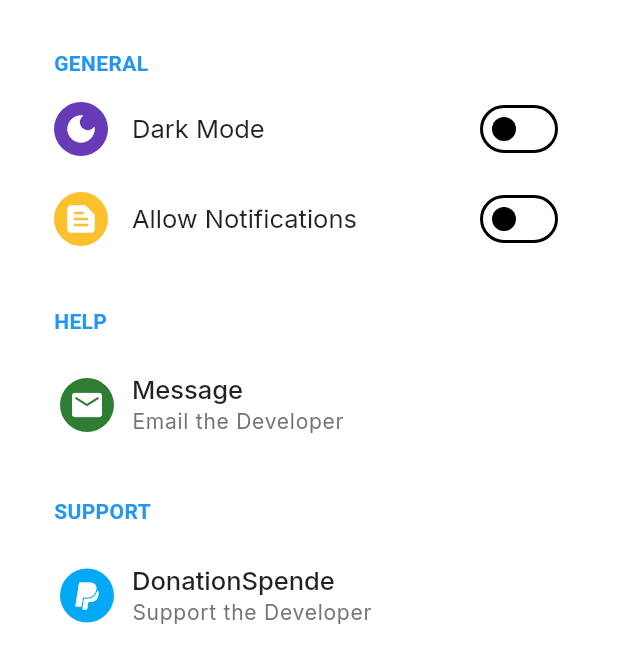
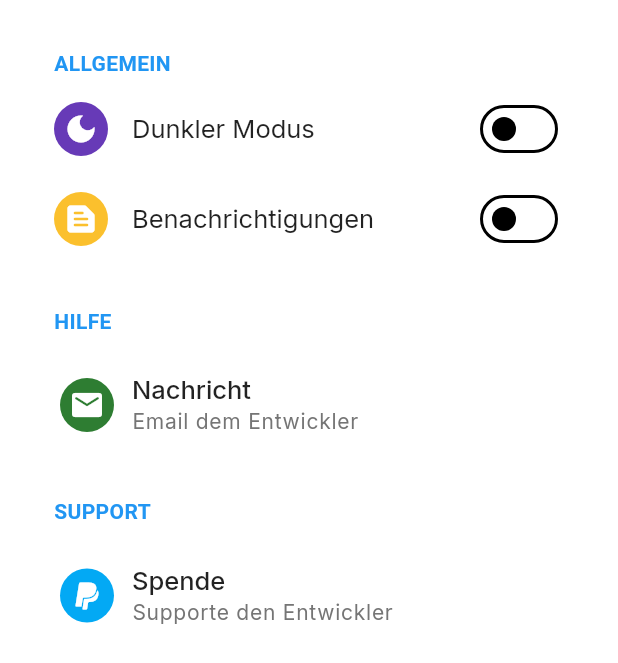
Before and after one commit to LennartKDeveloper/uni_track, a Flutter app: the SettingsPage screen opened directly, on a phone screen of 412 x 824 dp. Shown: the top 663 px of the screen. Run offline on Flutter 3.47's test engine with Material 3 defaults, Android fonts, the phone set to English and light mode, and no system bars; our stand-ins replace flutter_slidable, gap, google_fonts, hidden_drawer_menu, hive, hive_flutter and 3 more; accounts and stored records are empty.

Commit message:
Settings Language fix

```diff
--- a/lib/features/settings/settings_page.dart
+++ b/lib/features/settings/settings_page.dart
@@ -56,7 +56,7 @@ class _SettingsPageState extends State<SettingsPage> {
           padding: EdgeInsets.all(24),
           children: [
             SettingsGroup(
-              title: "GENERAL",
+              title: "ALLGEMEIN",
               children: <Widget>[
                 // Widgets in ListView
                 buildDarkMode(),
@@ -66,7 +66,7 @@ class _SettingsPageState extends State<SettingsPage> {
 
             Gap(20),
             SettingsGroup(
-              title: "HELP",
+              title: "HILFE",
               children: <Widget>[
                 // Widgets in ListView
                 Gap(10),
@@ -93,7 +93,7 @@ class _SettingsPageState extends State<SettingsPage> {
 
   Widget buildDarkMode() => SwitchSettingTile(
     leading: IconWidget(icon: Icons.dark_mode, color: Colors.deepPurple),
-    title: "Dark Mode",
+    title: "Dunkler Modus",
 
     // keep listening here (used during build)
     value: Provider.of<ThemeNotifier>(context).themeMode == ThemeMode.dark,
@@ -108,7 +108,7 @@ class _SettingsPageState extends State<SettingsPage> {
       icon: Icons.text_snippet_rounded,
       color: Colors.yellow.shade700,
     ),
-    title: "Allow Notifications",
+    title: "Benachrichtigungen",
 
     onChanged: (isNews) {
       isNotification = isNews;
@@ -153,9 +153,9 @@ class _SettingsPageState extends State<SettingsPage> {
       icon: Icons.email_rounded,
       color: Colors.green.shade800,
     ),
-    title: "Message",
+    title: "Nachricht",
 
-    subtitle: "Email the Developer",
+    subtitle: "Email dem Entwickler",
     onTap: () {
       String? encodeQueryParameters(Map<String, String> params) {
         return params.entries
@@ -181,11 +181,9 @@ class _SettingsPageState extends State<SettingsPage> {
 
   Widget buildDonationTile() => SimpleSettingTile(
     leading: IconWidget(icon: Icons.paypal_rounded, color: Colors.lightBlue),
-    title:
-        "Donation"
-        "Spende",
+    title: "Spende",
 
-    subtitle: "Support the Developer",
+    subtitle: "Supporte den Entwickler",
     onTap: () {
       launchUrl(
         Uri.parse(
```
